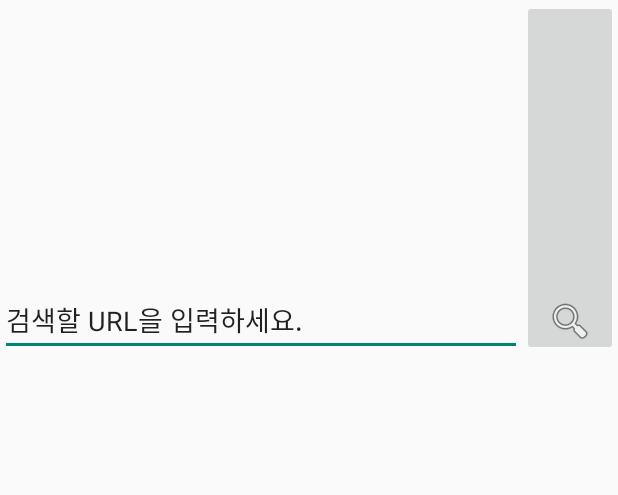
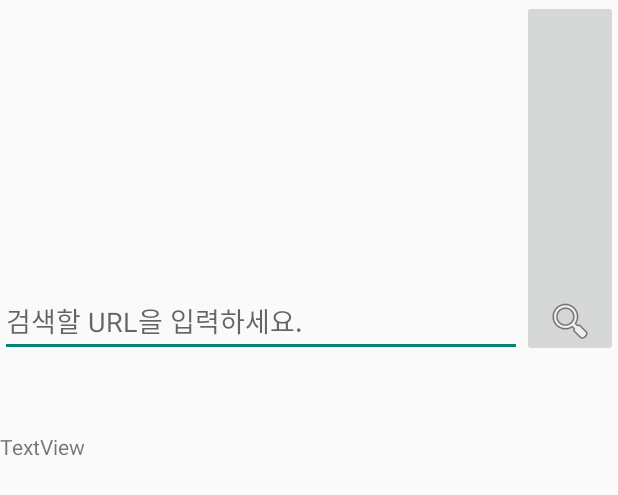
Before and after one commit to Hanturtle/Safety_QR, an Android app: the layout activity_search.xml on its own in the app's theme, with its tools: preview values and no code run, on a phone screen of 412 x 824 dp. Shown: the top 495 px of the screen. Run offline under Robolectric (Android 15) with nearby library versions, the phone set to English and light mode, and no system bars.

Commit message:
Search_QR url

```diff
--- a/안드로이드/Safety_QR/app/src/main/AndroidManifest.xml
+++ b/안드로이드/Safety_QR/app/src/main/AndroidManifest.xml
@@ -33,6 +33,7 @@
         <activity android:name=".Client"></activity>
         <activity android:name=".ScanQR"></activity>
         <activity android:name=".ScanResult"></activity>
+        <activity android:name=".SearchQR"></activity>
     </application>
 
 </manifest>
--- a/안드로이드/Safety_QR/app/src/main/java/com/example/safety_qr/MainActivity.java
+++ b/안드로이드/Safety_QR/app/src/main/java/com/example/safety_qr/MainActivity.java
@@ -36,6 +36,11 @@ public class MainActivity extends AppCompatActivity {
         startActivity(intent);
     }
 
+    public void goSearch(View view) {
+        Intent intent = new Intent(this, SearchQR.class);
+        startActivity(intent);
+    }
+
     // 테스트용
     public void Client(View view) {
         Intent intent = new Intent(this, Client.class);
--- a/안드로이드/Safety_QR/app/src/main/res/layout/activity_main.xml
+++ b/안드로이드/Safety_QR/app/src/main/res/layout/activity_main.xml
@@ -29,13 +29,14 @@
             android:textSize="26sp" />
 
         <Button
-            android:background="@drawable/borderline_topright"
-            android:fontFamily="@font/nixgon"
             android:id="@+id/search"
             android:layout_width="match_parent"
             android:layout_height="match_parent"
             android:layout_weight="1"
+            android:background="@drawable/borderline_topright"
+            android:fontFamily="@font/nixgon"
             android:gravity="center|center_vertical"
+            android:onClick="goSearch"
             android:text="search"
             android:textColor="#FFFFFF"
             android:textSize="26sp" />
--- a/안드로이드/Safety_QR/app/src/main/res/layout/activity_search.xml
+++ b/안드로이드/Safety_QR/app/src/main/res/layout/activity_search.xml
@@ -3,6 +3,12 @@
     xmlns:app="http://schemas.android.com/apk/res-auto"
     android:layout_width="match_parent"
     android:layout_height="wrap_content"
+    android:orientation="vertical">
+
+    <LinearLayout
+        android:layout_width="match_parent"
+        android:layout_height="match_parent"
+        android:layout_weight="1"
         android:orientation="horizontal">
 
         <EditText
@@ -11,15 +17,25 @@
             android:layout_height="wrap_content"
             android:layout_weight="1"
             android:ems="10"
-        android:inputType="textPersonName"
-        android:text="검색할 URL을 입력하세요."
-        android:paddingTop="200dp"/>
+            android:inputType="textUri"
+            android:paddingTop="200dp"
+            android:hint="검색할 URL을 입력하세요." />
 
         <ImageButton
             android:id="@+id/search_button"
             android:layout_width="match_parent"
             android:layout_height="match_parent"
             android:layout_weight="1"
+            android:onClick="Search_URL"
             android:paddingTop="200dp"
             app:srcCompat="@android:drawable/ic_menu_search" />
     </LinearLayout>
+
+    <TextView
+        android:id="@+id/url_test"
+        android:layout_width="match_parent"
+        android:layout_height="wrap_content"
+        android:layout_weight="1"
+        android:paddingTop="50dp"
+        android:text="TextView" />
+</LinearLayout>
```
Also changed, not shown: 안드로이드/Safety_QR/app/src/main/java/com/example/safety_qr/SearchQR.java (+39 -1 lines). Lines whose indentation alone changed are shown as unchanged.
